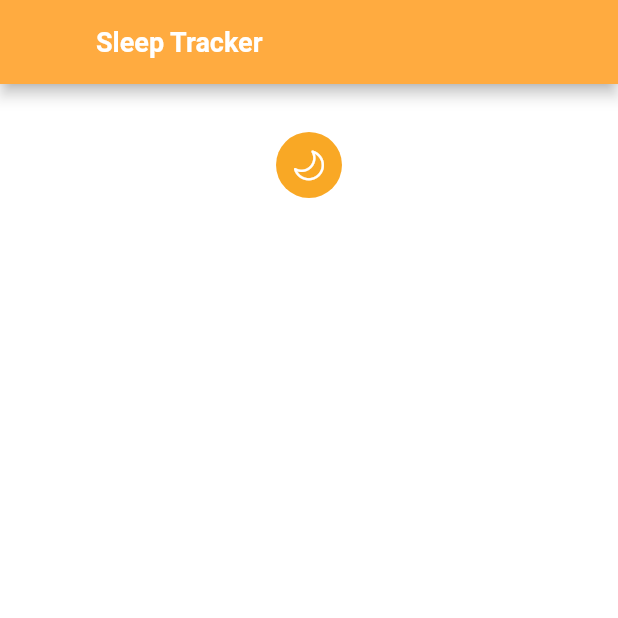
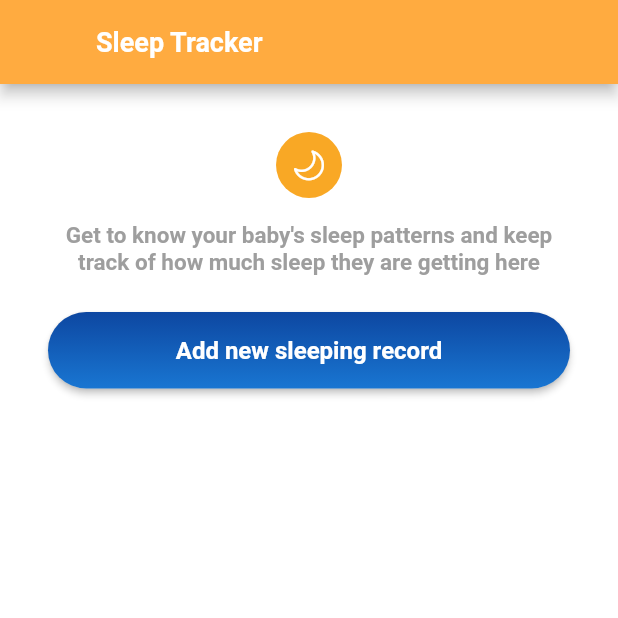
Before and after one commit to OlekKapera/RB-Case-Study, a Flutter app: the screen it shows after launch, on a phone screen of 412 x 824 dp, the top half of it. Run offline on Flutter 3.47's test engine with Material 2 defaults, Android fonts, the phone set to English and light mode, and no system bars.

Commit message:
Added custom gradient button

```diff
--- a/lib/records.dart
+++ b/lib/records.dart
@@ -1,5 +1,6 @@
 import 'package:flutter/material.dart';
 import 'custom_icons_icons.dart';
+import 'widgets/gradient_button.dart';
 
 class Records extends StatelessWidget {
   @override
@@ -20,10 +21,11 @@ class Records extends StatelessWidget {
           ),
         ),
       ),
-      body: Column(
+      body: Padding(
+        padding: const EdgeInsets.fromLTRB(32, 32, 32, 0),
+        child: Column(
           crossAxisAlignment: CrossAxisAlignment.stretch,
           children: <Widget>[
-          SizedBox(height: 32,),
             CircleAvatar(
               backgroundColor: Colors.yellow[800],
               radius: 22,
@@ -33,7 +35,21 @@ class Records extends StatelessWidget {
                 size: 20,
               ),
             ),
+            SizedBox(height: 16),
+            Text(
+              'Get to know your baby\'s sleep patterns and keep track of how much sleep they are getting here',
+              textAlign: TextAlign.center,
+              style: TextStyle(
+                color: Colors.grey[500],
+                fontSize: 15,
+                backgroundColor: Colors.white,
+                fontWeight: FontWeight.bold,
+              ),
+            ),
+            SizedBox(height: 24),
+            GradientButton('Add new sleeping record'),
           ],
+        ),
       ),
     );
   }
--- /dev/null
+++ b/lib/widgets/gradient_button.dart
@@ -0,0 +1,49 @@
+import 'package:flutter/material.dart';
+
+class GradientButton extends StatelessWidget {
+
+  static const double radius = 64.0;
+
+  final String _buttonText;
+  GradientButton(this._buttonText);
+
+  @override
+  Widget build(BuildContext context) {
+    return RaisedButton(
+      onPressed: () {},
+      shape: RoundedRectangleBorder(
+        borderRadius: BorderRadius.circular(radius),
+      ),
+      padding: const EdgeInsets.all(0.0),
+      child: Row(
+        children: <Widget>[
+          Expanded(
+            child: Container(
+              decoration: const BoxDecoration(
+                borderRadius: BorderRadius.all(Radius.circular(radius)),
+                gradient: LinearGradient(
+                  begin: Alignment.topCenter,
+                  end: Alignment.bottomCenter,
+                  colors: <Color>[
+                    Color(0xFF0D47A1),
+                    Color(0xFF1976D2),
+                  ],
+                ),
+              ),
+              padding: const EdgeInsets.all(16.0),
+              child: Text(
+                _buttonText,
+                textAlign: TextAlign.center,
+                style: TextStyle(
+                  color: Colors.white,
+                  fontSize: 16,
+                  fontWeight: FontWeight.bold,
+                ),
+              ),
+            ),
+          ),
+        ],
+      ),
+    );
+  }
+}
```
Lines whose indentation alone changed are shown as unchanged.
